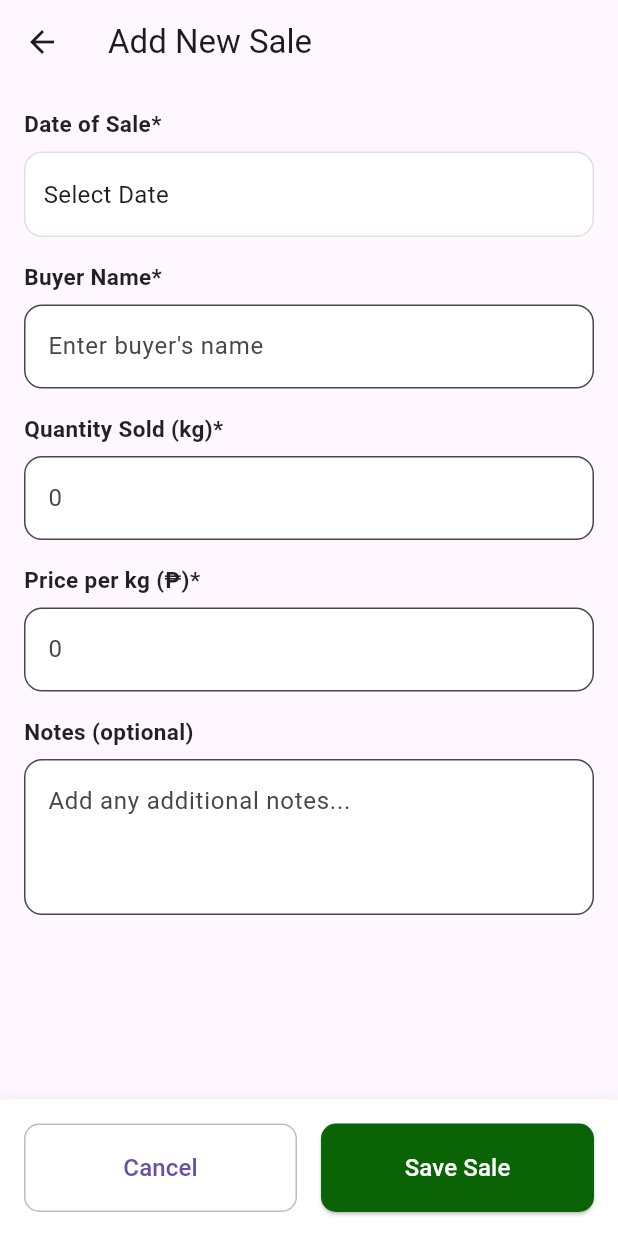
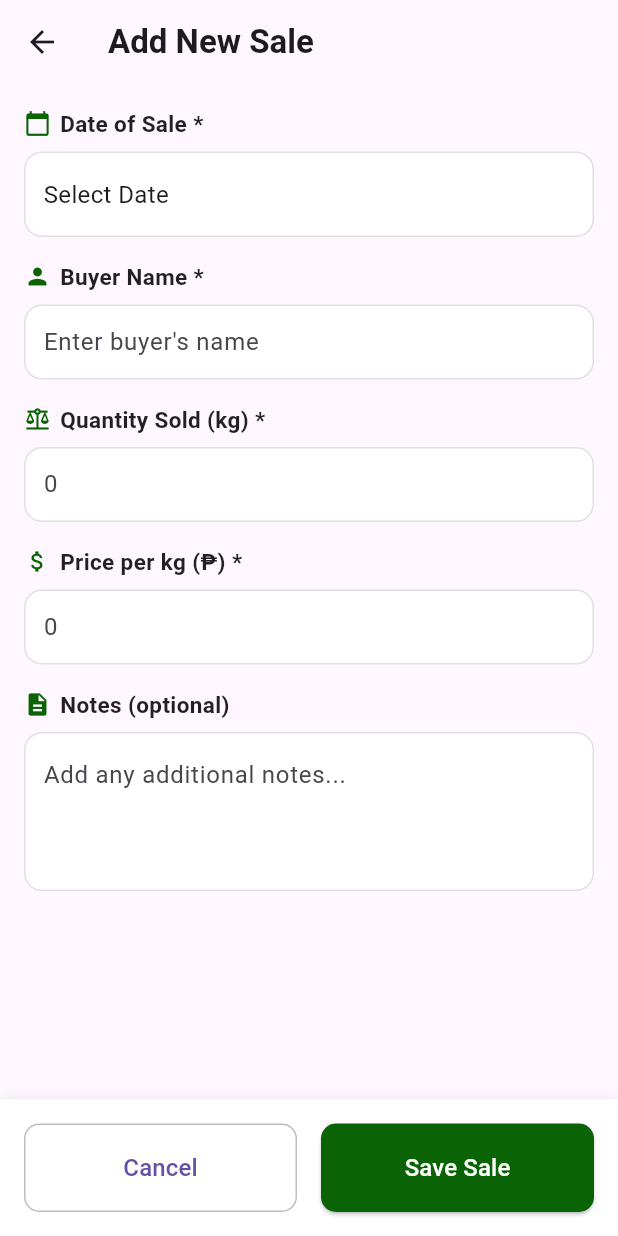
Before and after one commit to maryella495/banana-farm-sales-tracker, a Flutter app: the AddSalePage screen opened directly, on a phone screen of 412 x 824 dp. Run offline on Flutter 3.47's test engine with Material 3 defaults, Android fonts, the phone set to English and light mode, and no system bars; our stand-ins replace flutter_svg.

Commit message:
Update AddSalePage UI with uniform containers and icons before labels

```diff
--- a/lib/pages/add_sale_page.dart
+++ b/lib/pages/add_sale_page.dart
@@ -14,7 +14,12 @@ class _AddSalePageState extends State<AddSalePage> {
   @override
   Widget build(BuildContext context) {
     return Scaffold(
-      appBar: AppBar(title: const Text("Add New Sale")),
+      appBar: AppBar(
+        title: const Text(
+          "Add New Sale",
+          style: TextStyle(fontWeight: FontWeight.bold),
+        ),
+      ),
       body: Padding(
         padding: const EdgeInsets.all(16.0),
         child: Form(
@@ -22,14 +27,24 @@ class _AddSalePageState extends State<AddSalePage> {
           child: ListView(
             children: [
               // Date of Sale
-              const Text("Date of Sale*", style: _labelStyle),
+              Row(
+                children: [
+                  const Icon(
+                    Icons.calendar_today,
+                    size: 18,
+                    color: Color(0xFF0A6305),
+                  ),
+                  const SizedBox(width: 6),
+                  const Text("Date of Sale *", style: _labelStyle),
+                ],
+              ),
               const SizedBox(height: 8),
               GestureDetector(
                 onTap: () async {
                   final picked = await showDatePicker(
                     context: context,
                     initialDate: DateTime.now(),
-                    firstDate: DateTime(2020),
+                    firstDate: DateTime(2025),
                     lastDate: DateTime(2100),
                   );
                   if (picked != null) {
@@ -53,43 +68,103 @@ class _AddSalePageState extends State<AddSalePage> {
               const SizedBox(height: 16),
 
               // Buyer Name
-              const Text("Buyer Name*", style: _labelStyle),
+              Row(
+                children: [
+                  const Icon(Icons.person, size: 18, color: Color(0xFF0A6305)),
+                  const SizedBox(width: 6),
+                  const Text("Buyer Name *", style: _labelStyle),
+                ],
+              ),
               const SizedBox(height: 8),
-              TextFormField(
+              Container(
+                padding: const EdgeInsets.symmetric(
+                  vertical: 0,
+                  horizontal: 12,
+                ),
+                decoration: _boxDecoration,
+                child: TextFormField(
                   decoration: _inputDecoration("Enter buyer's name"),
                   validator: (value) =>
                       value == null || value.isEmpty ? "Required" : null,
                 ),
+              ),
               const SizedBox(height: 16),
 
               // Quantity Sold
-              const Text("Quantity Sold (kg)*", style: _labelStyle),
+              Row(
+                children: [
+                  const Icon(Icons.balance, size: 18, color: Color(0xFF0A6305)),
+                  const SizedBox(width: 6),
+                  const Text("Quantity Sold (kg) *", style: _labelStyle),
+                ],
+              ),
               const SizedBox(height: 8),
-              TextFormField(
+              Container(
+                padding: const EdgeInsets.symmetric(
+                  vertical: 0,
+                  horizontal: 12,
+                ),
+                decoration: _boxDecoration,
+                child: TextFormField(
                   keyboardType: TextInputType.number,
                   decoration: _inputDecoration("0"),
                   validator: (value) =>
                       value == null || value.isEmpty ? "Required" : null,
                 ),
+              ),
               const SizedBox(height: 16),
 
               // Price per kg
-              const Text("Price per kg (₱)*", style: _labelStyle),
+              Row(
+                children: [
+                  const Icon(
+                    Icons.attach_money,
+                    size: 18,
+                    color: Color(0xFF0A6305),
+                  ),
+                  const SizedBox(width: 6),
+                  const Text("Price per kg (₱) *", style: _labelStyle),
+                ],
+              ),
               const SizedBox(height: 8),
-              TextFormField(
+              Container(
+                padding: const EdgeInsets.symmetric(
+                  vertical: 0,
+                  horizontal: 12,
+                ),
+                decoration: _boxDecoration,
+                child: TextFormField(
                   keyboardType: TextInputType.number,
                   decoration: _inputDecoration("0"),
                   validator: (value) =>
                       value == null || value.isEmpty ? "Required" : null,
                 ),
+              ),
               const SizedBox(height: 16),
 
               // Notes
+              Row(
+                children: [
+                  const Icon(
+                    Icons.description,
+                    size: 18,
+                    color: Color(0xFF0A6305),
+                  ),
+                  const SizedBox(width: 6),
                   const Text("Notes (optional)", style: _labelStyle),
+                ],
+              ),
               const SizedBox(height: 8),
-              TextFormField(
+              Container(
+                padding: const EdgeInsets.symmetric(
+                  vertical: 16,
+                  horizontal: 12,
+                ),
+                decoration: _boxDecoration,
+                child: TextFormField(
                   maxLines: 3,
                   decoration: _inputDecoration("Add any additional notes..."),
+                ),
               ),
               const SizedBox(height: 80),
             ],
@@ -168,11 +243,6 @@ final _boxDecoration = BoxDecoration(
 
 InputDecoration _inputDecoration(String hint) => InputDecoration(
   hintText: hint,
-  contentPadding: const EdgeInsets.symmetric(vertical: 16, horizontal: 12),
-  filled: true,
-  fillColor: Colors.white,
-  border: OutlineInputBorder(
-    borderRadius: BorderRadius.circular(12),
-    borderSide: BorderSide(color: Colors.grey.shade300),
-  ),
+  border: InputBorder.none, // remove default border
+  contentPadding: EdgeInsets.zero, // let outer container handle padding
 );
```
Lines whose indentation alone changed are shown as unchanged.
